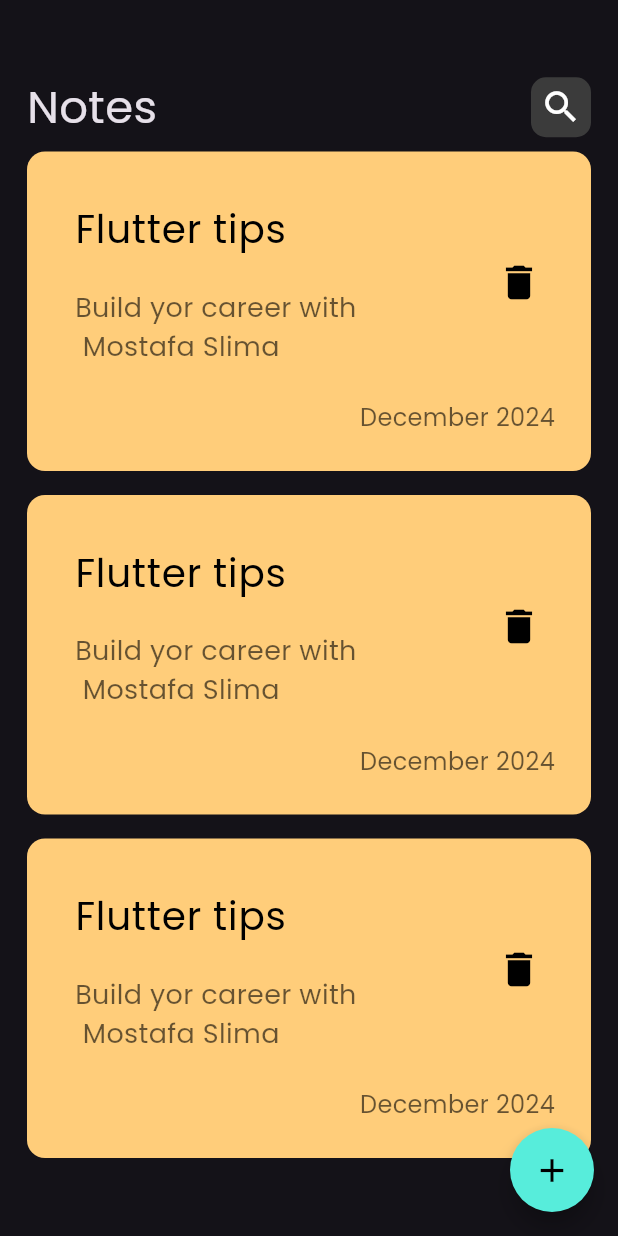
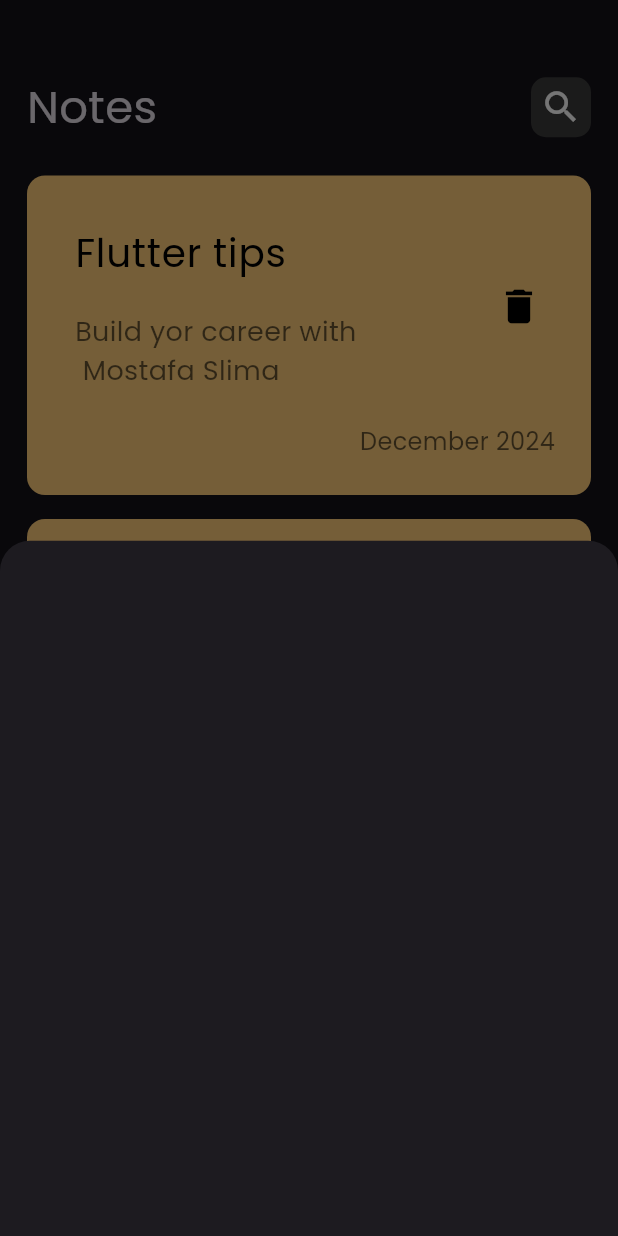
Before and after one commit to Mostafaslima66/Notes_App, a Flutter app: the screen it shows after launch, after a tap on the "add" icon, on a phone screen of 412 x 824 dp. Run offline on Flutter 3.47's test engine with Material 3 defaults, Android fonts, the phone set to English and light mode, and no system bars.

Commit message:
create AddnoteBottomsheet and customtextfield(but not use else)

```diff
--- a/lib/Views/Notes_view.dart
+++ b/lib/Views/Notes_view.dart
@@ -1,4 +1,5 @@
 import 'package:flutter/material.dart';
+import 'package:noteapp/widgets/AddnoteBottomsheet.dart';
 import 'package:noteapp/widgets/Notesview_body.dart';
 
 class NotesView extends StatelessWidget {
@@ -8,10 +9,22 @@ class NotesView extends StatelessWidget {
   Widget build(BuildContext context) {
     return Scaffold(
       floatingActionButton: FloatingActionButton(
-        onPressed: () {},
-        backgroundColor:const Color(0xff57EDDB),
-        shape:const CircleBorder(),
-        child:const Center(
+        onPressed: () {
+          showModalBottomSheet(
+            context: context,
+            shape: const RoundedRectangleBorder(
+              borderRadius: BorderRadius.vertical(
+                top: Radius.circular(20),
+              ),
+            ),
+            builder: (BuildContext context) {
+              return AddnoteBottomsheet();
+            },
+          );
+        },
+        backgroundColor: const Color(0xff57EDDB),
+        shape: const CircleBorder(),
+        child: const Center(
           child: Icon(
             Icons.add,
             color: Colors.black,
--- /dev/null
+++ b/lib/widgets/AddnoteBottomsheet.dart
@@ -0,0 +1,10 @@
+import 'package:flutter/material.dart';
+
+class AddnoteBottomsheet extends StatelessWidget {
+  const AddnoteBottomsheet({super.key});
+
+  @override
+  Widget build(BuildContext context) {
+    return Container();
+  }
+}
--- a/lib/widgets/Note_Listview.dart
+++ b/lib/widgets/Note_Listview.dart
@@ -6,13 +6,17 @@ class NoteListview extends StatelessWidget {
 
   @override
   Widget build(BuildContext context) {
-    return ListView.builder(
+    return Padding(
+      padding: const EdgeInsets.symmetric(vertical: 16),
+      child: ListView.builder(
+        padding: EdgeInsets.zero,
         itemBuilder: ( context,  index) {
           return Padding(
             padding: const EdgeInsets.symmetric(vertical: 8),
             child: CustomNoteContainer(),
           );
         },
+      ),
     );
   }
 }
```
Also changed, not shown: lib/widgets/CustomTextfield.dart (added, +33 -0 lines). Lines whose indentation alone changed are shown as unchanged.
